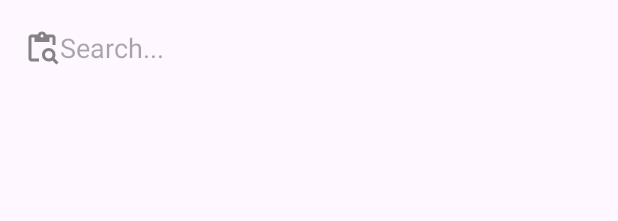
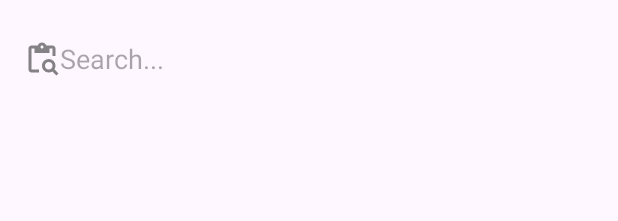
Before and after one commit to Kuretha/not-quite-Xtagram-, an Android app: the layout fragment_search.xml on its own in the app's theme, with its tools: preview values and no code run, on a phone screen of 412 x 824 dp. Shown: the top 221 px of the screen. Run offline under Robolectric (Android 15) with nearby library versions, the phone set to English and light mode, and no system bars; plain views replace SocialAutoCompleteTextView.

Commit message:
add follow feature and change xml fragment_search.xml

```diff
--- a/app/src/main/res/layout/fragment_search.xml
+++ b/app/src/main/res/layout/fragment_search.xml
@@ -13,38 +13,55 @@
 
         <androidx.appcompat.widget.Toolbar
                 android:layout_width="match_parent"
-                android:layout_height="wrap_content"
+                android:layout_height="79dp"
                 android:id="@+id/s_toolbar"
                 android:background="?android:attr/windowBackground">
+
             <ImageView
                     android:layout_width="wrap_content"
                     android:layout_height="wrap_content"
-                    android:src="@drawable/ic_search"/>
+                    android:src="@drawable/ic_search" />
 
             <com.hendraanggrian.appcompat.socialview.widget.SocialAutoCompleteTextView
                     android:layout_width="match_parent"
-                    android:layout_height="wrap_content"
+                    android:layout_height="48dp"
                     android:id="@id/searchBar"
                     android:background="@android:color/transparent"
                     android:hint="Search..."
-                    android:layout_marginStart="15dp"/>
+                    android:layout_marginStart="10dp" />
 
         </androidx.appcompat.widget.Toolbar>
 
     </com.google.android.material.appbar.AppBarLayout>
 
+    <androidx.core.widget.NestedScrollView
+            android:layout_width="match_parent"
+            android:layout_height="wrap_content"
+            tools:ignore="ScrollViewCount"
+            android:layout_below="@id/s_bar">
+         <LinearLayout
+            android:layout_width="match_parent"
+            android:layout_height="wrap_content"
+            android:orientation="vertical">
+
              <androidx.recyclerview.widget.RecyclerView
                      android:layout_width="match_parent"
                      android:layout_height="wrap_content"
-            android:id="@+id/recycle_view_user"
-            android:layout_below="@id/s_bar"/>
+                     android:id="@+id/recycle_view_user" />
 
         <!--it should be tag not text in end(id)-->
              <androidx.recyclerview.widget.RecyclerView
                      android:layout_width="match_parent"
                      android:layout_height="wrap_content"
                      android:id="@+id/recycler_view_text"
-            android:layout_below="@id/recycle_view_user"
                      android:layout_marginTop="8dp"/>
 
+         </LinearLayout>
+
+
+
+    </androidx.core.widget.NestedScrollView>
+
+
+
 </RelativeLayout>
```
Also changed, not shown: app/src/main/java/com/slavery/xtag/Adapter/UserAdapter.java (+23 -0 lines). Lines whose indentation alone changed are shown as unchanged.
